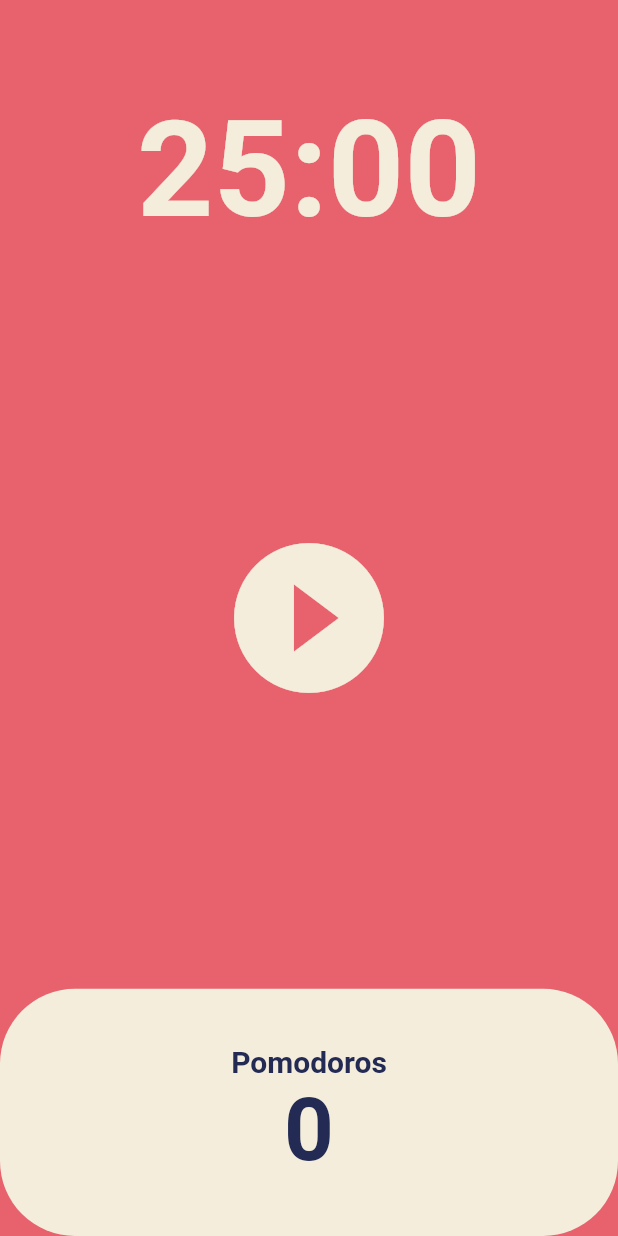
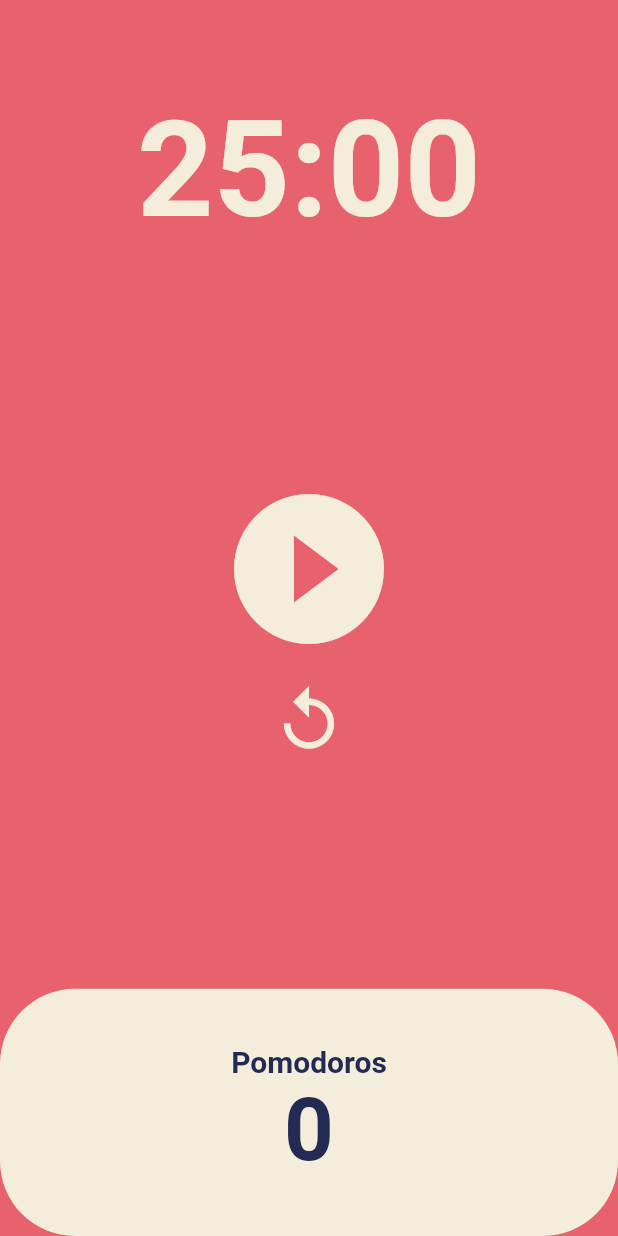
Before and after one commit to EunjoungAhn/UIChallenge, a Flutter app: the screen it shows after launch, on a phone screen of 412 x 824 dp. Run offline on Flutter 3.47's test engine with Material 2 defaults, Android fonts, the phone set to English and light mode, and no system bars.

Commit message:
타임 리셋 버튼 추가

```diff
--- a/lib/screens/home_screen.dart
+++ b/lib/screens/home_screen.dart
@@ -56,6 +56,14 @@
     return duration.toString().split(".").first.substring(2, 7);
   }
 
+  void reSetTimer() {
+    setState(() {
+      timer.cancel();
+      totalSeconds = twentyFIveMinutes;
+      inRunning = false;
+    });
+  }
+
   @override
   Widget build(BuildContext context) {
     return Scaffold(
@@ -81,13 +89,24 @@
           Flexible(
             flex: 3,
             child: Center(
-              child: IconButton(
+              child: Column(
+                mainAxisAlignment: MainAxisAlignment.center,
+                children: [
+                  IconButton(
                     iconSize: 120,
                     color: Theme.of(context).cardColor,
                     onPressed: inRunning ? onPasuePressed : onStartPressed,
                     icon: inRunning
                         ? const Icon(Icons.pause_presentation_outlined)
                         : const Icon(Icons.play_circle_fill_outlined),
+                  ),
+                  IconButton(
+                    iconSize: 50,
+                    color: Theme.of(context).cardColor,
+                    onPressed: reSetTimer,
+                    icon: const Icon(Icons.replay),
+                  ),
+                ],
               ),
             ),
           ),
```
Lines whose indentation alone changed are shown as unchanged.
